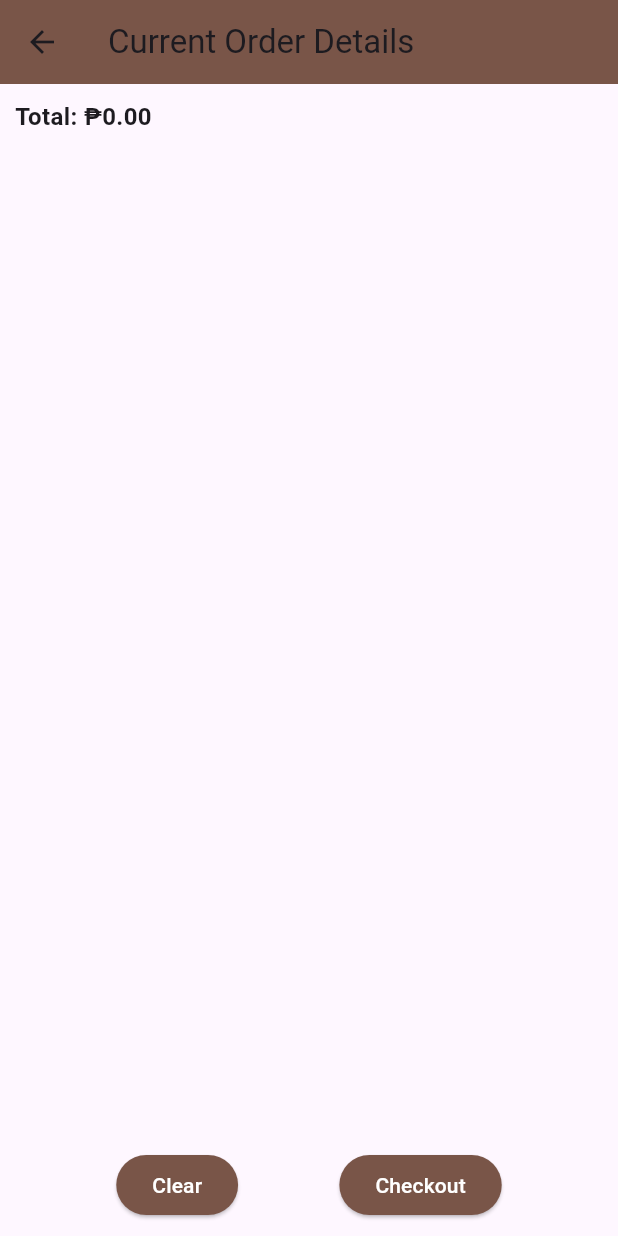
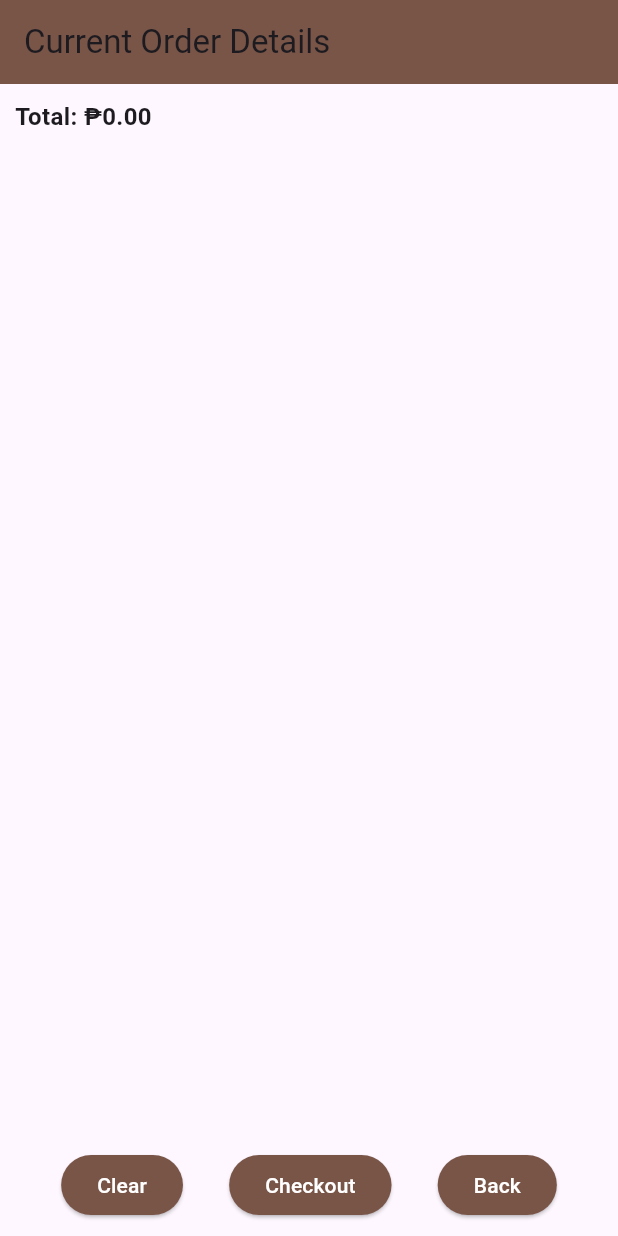
Before and after one commit to Jefgrim/cafe_simeona, a Flutter app: the screen it shows after launch, after a tap on "Current Order", on a phone screen of 412 x 824 dp. Run offline on Flutter 3.47's test engine with Material 3 defaults, Android fonts, the phone set to English and light mode, and no system bars.

Commit message:
current order

```diff
--- a/lib/pages/current_order_page.dart
+++ b/lib/pages/current_order_page.dart
@@ -1,16 +1,44 @@
 import 'package:flutter/material.dart';
 
-class CurrentOrderPage extends StatelessWidget {
+class CurrentOrderPage extends StatefulWidget {
   final List<Map<String, dynamic>> currentOrder;
   final double total;
   final VoidCallback clearOrder;
 
   const CurrentOrderPage({
-    Key? key,
+    super.key,
     required this.currentOrder,
     required this.total,
     required this.clearOrder,
-  }) : super(key: key);
+  });
+
+  @override
+  State<CurrentOrderPage> createState() => _CurrentOrderPageState();
+}
+
+class _CurrentOrderPageState extends State<CurrentOrderPage> {
+  late final List<Map<String, dynamic>> _currentOrder;
+  late double _total;
+
+  @override
+  void initState() {
+    super.initState();
+    _currentOrder = List.from(widget.currentOrder);
+    _total = widget.total;
+  }
+
+  void _updateTotal() {
+    setState(() {
+      _total = _currentOrder.fold(
+        0.0,
+        (sum, item) => sum + (item['price'] * item['quantity']),
+      );
+      widget.currentOrder.clear();
+      widget.currentOrder.addAll(_currentOrder);
+      // Remove items with quantity 0
+      widget.currentOrder.removeWhere((item) => item['quantity'] == 0);
+    });
+  }
 
   @override
   Widget build(BuildContext context) {
@@ -18,52 +46,75 @@ class CurrentOrderPage extends StatelessWidget {
       appBar: AppBar(
         title: const Text('Current Order Details'),
         backgroundColor: Colors.brown,
+        automaticallyImplyLeading: false,
       ),
       body: Padding(
         padding: const EdgeInsets.all(10.0),
         child: Column(
           crossAxisAlignment: CrossAxisAlignment.start,
           children: [
-            Text('Total: ₱${total.toStringAsFixed(2)}',
-                style: const TextStyle(fontSize: 16, fontWeight: FontWeight.bold)),
+            Text(
+              'Total: ₱${_total.toStringAsFixed(2)}',
+              style: const TextStyle(fontSize: 16, fontWeight: FontWeight.bold),
+            ),
             const SizedBox(height: 10),
             Expanded(
               child: ListView.builder(
-                itemCount: currentOrder.length,
+                itemCount: _currentOrder.length,
                 itemBuilder: (context, index) {
+                  final item = _currentOrder[index];
                   return ListTile(
-                    title: Text('${currentOrder[index]['name']} x ${currentOrder[index]['quantity']}'),
+                    title: Row(
+                      children: [Text('${item['name']} x ${item['quantity']}')],
+                    ),
                     trailing: Text(
-                        '₱${(currentOrder[index]['price'] * currentOrder[index]['quantity']).toStringAsFixed(2)}'),
+                      '₱${(item['price'] * item['quantity']).toStringAsFixed(2)}',
+                    ),
+                    leading: Row(
+                      mainAxisSize: MainAxisSize.min,
+                      children: [
+                        IconButton(
+                          icon: const Icon(Icons.remove),
+                          onPressed: () {
+                            setState(() {
+                              if (item['quantity'] > 1) {
+                                item['quantity']--;
+                                _updateTotal();
+                              } else if (item['quantity'] == 1) {
+                                _currentOrder.removeAt(index);
+                                _updateTotal();
+                              }
+                            });
+                          },
+                        ),
+                        IconButton(
+                          icon: const Icon(Icons.add),
+                          onPressed: () {
+                            setState(() {
+                              item['quantity']++;
+                              _updateTotal();
+                            });
+                          },
+                        ),
+                      ],
+                    ),
                   );
                 },
               ),
             ),
             Row(
               mainAxisAlignment: MainAxisAlignment.spaceEvenly,
-              children: [
-                ElevatedButton(
-                  onPressed: () {
-                    clearOrder();
-                    Navigator.pop(context);
-                  },
-                  style: ElevatedButton.styleFrom(
-                      backgroundColor: Colors.brown, foregroundColor: Colors.white),
-                  child: const Text('Clear'),
-                ),
-                ElevatedButton(
-                  onPressed: () {
-                    // Implement checkout logic
-                    ScaffoldMessenger.of(context).showSnackBar(
-                      const SnackBar(content: Text('Checkout successful! (Not really)')),
-                    );
-                    clearOrder();
-                    Navigator.pop(context);
-                  },
-                  style: ElevatedButton.styleFrom(
-                      backgroundColor: Colors.brown, foregroundColor: Colors.white),
-                  child: const Text('Checkout'),
-                ),
+              children: <Widget>[
+                _createButton('Clear', () {
+                  widget.clearOrder();
+                  Navigator.pop(context);
+                }),
+                _createButton('Checkout', () {
+                  showCheckoutDialog(context);
+                }),
+                _createButton('Back', () {
+                  Navigator.pop(context);
+                }),
               ],
             ),
           ],
@@ -71,4 +122,38 @@ class CurrentOrderPage extends StatelessWidget {
       ),
     );
   }
+
+  Widget _createButton(String text, VoidCallback onPressed) {
+    return ElevatedButton(
+      onPressed: onPressed,
+      style: ElevatedButton.styleFrom(
+        backgroundColor: Colors.brown,
+        foregroundColor: Colors.white,
+      ),
+      child: Text(text),
+    );
+  }
+
+  void showCheckoutDialog(BuildContext context) {
+    showDialog(
+      context: context,
+      builder: (BuildContext context) {
+        return AlertDialog(
+          title: const Text("Checkout"),
+          content: const Text(
+            "This would ideally process the order and payment.",
+          ),
+          actions: <Widget>[
+            TextButton(
+              child: const Text("OK"),
+              onPressed: () {
+                widget.clearOrder();
+                Navigator.pop(context);
+              },
+            ),
+          ],
+        );
+      },
+    );
+  }
 }
--- a/lib/pages/home_page.dart
+++ b/lib/pages/home_page.dart
@@ -2,7 +2,7 @@ import 'package:flutter/material.dart';
 import 'package:cafe_simeona/pages/current_order_page.dart';
 
 class HomePage extends StatefulWidget {
-  const HomePage({Key? key}) : super(key: key);
+  const HomePage({super.key});
 
   @override
   State<HomePage> createState() => _HomePageState();
@@ -59,21 +59,27 @@ class _HomePageState extends State<HomePage> {
   }
 
   void updateTotal() {
+    setState(() {
       total = currentOrder.fold(
           0.0, (sum, item) => sum + (item['price'] * item['quantity']));
+    });
   }
 
-  void _navigateToCurrentOrderPage() {
-    Navigator.push(
+  void _navigateToCurrentOrderPage() async {
+    final result = await Navigator.push(
         context,
         MaterialPageRoute(
             builder: (context) => CurrentOrderPage(
                 currentOrder: currentOrder,
                 total: total,
-          clearOrder: clearOrder,
-        ),
-      ),
-    );
+                clearOrder: clearOrder)));
+
+    if (result != null) {
+      setState(() {
+        currentOrder = result['order'];
+        total = result['total'];
+      });
+    }
   }
 
   @override
```
Lines whose indentation alone changed are shown as unchanged.
